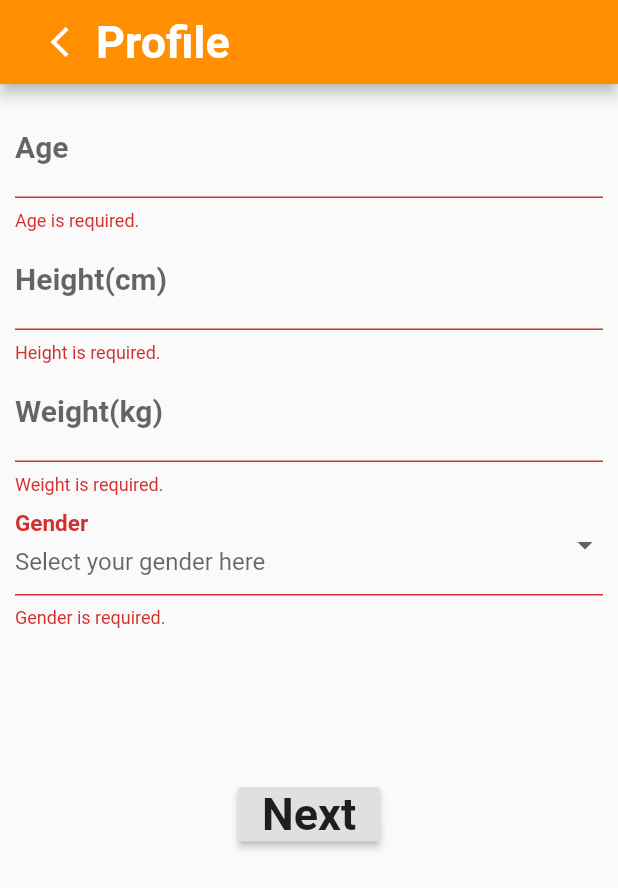
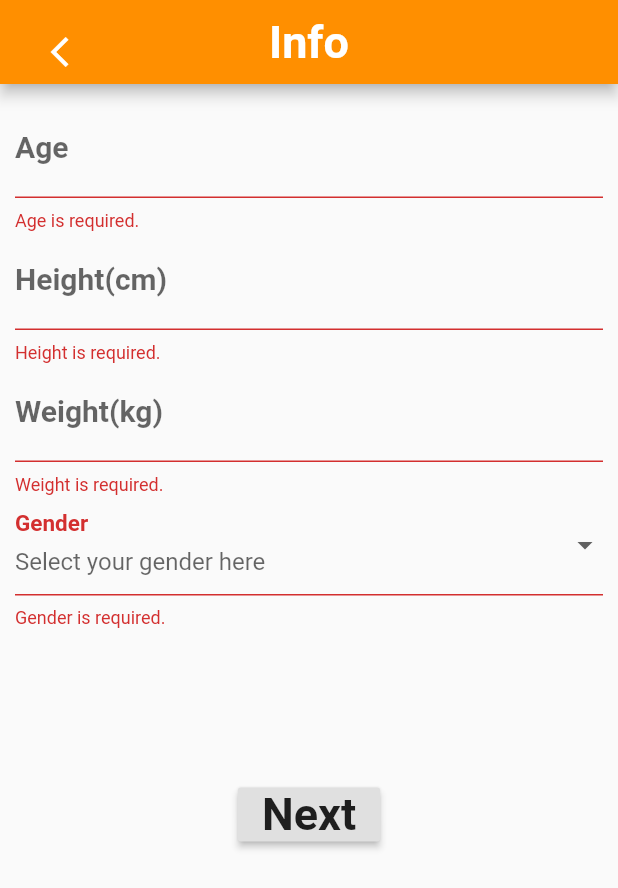
Before and after one commit to Wenpeng778435592/Summer-project, a Flutter app: the GeneralInfo_Section screen opened directly, after a tap on "Next", on a phone screen of 412 x 824 dp. Shown: the top 888 px of the screen. Run offline on Flutter 3.47's test engine with Material 2 defaults, Android fonts, the phone set to English and light mode, and no system bars; our stand-ins replace firebase_database, font_awesome_flutter, image_picker, permission_handler, sqflite; missing offline and left inert: ai_barcode, algolia, flutter_barcode_scanner, flutter_qr_reader, openfoodfacts; accounts and stored records are empty.

Commit message:
Revert "Merge branch 'master' into layout"
This reverts commit 4bf71b95767e98c1644e5f33d21326cd84b85e4e, reversing
changes made to 1bc8c303ff07260643526f9ed0ad38b97cd3c452.

```diff
--- a/lib/DataObjects/FirebaseHelper.dart
+++ b/lib/DataObjects/FirebaseHelper.dart
@@ -1,6 +1,6 @@
 import 'package:firebase_database/firebase_database.dart';
 
-import '../DataObjects/FoodItem.dart';
+import 'FoodItem.dart';
 
 class FirebaseHelper{
 
--- a/lib/DataObjects/User.dart
+++ b/lib/DataObjects/User.dart
@@ -21,10 +21,10 @@ class User {
       'age': age,
       'goal': goal,
       'name': name,
-      'gender': gender,
+      'gender':gender,
       'calorieGoal': calorieGoal,
-      'targetDays': targetDays,
-      'dailyIntake': dailyIntake,
+      'targetDays' : targetDays,
+      'dailyIntake' : dailyIntake,
       'activityLevel': activityLevel,
       'targetWeight': targetWeight,
       'id': id
@@ -46,8 +46,4 @@ class User {
     height = map['height'];
     gender = map['gender'];
   }
-
-  bool isEmpty() {
-    return id == null;
-  }
 }
--- a/lib/User_input/GeneralInfo.dart
+++ b/lib/User_input/GeneralInfo.dart
@@ -1,11 +1,12 @@
 import 'package:flutter/material.dart';
 import 'package:flutter/services.dart';
+import 'dart:async';
+import 'package:font_awesome_flutter/font_awesome_flutter.dart';
+import 'package:my_diet_diary/User_input/ActivityLevel.dart';
+import 'package:my_diet_diary/DataObjects/User.dart';
 import 'package:my_diet_diary/DataObjects/DatabaseHelper.dart';
-import 'package:my_diet_diary/DataObjects/User.dart';
-import 'package:my_diet_diary/User_input/ActivityLevel.dart';
-import 'package:shared_preferences/shared_preferences.dart';
+import '../DataObjects/User.dart';
 
-import '../DataObjects/User.dart';
 
 class GeneralInfo_Section extends StatefulWidget {
   @override
@@ -17,44 +18,29 @@ class _GeneralInfo_SectionState extends State<GeneralInfo_Section> {
   TextStyle(fontSize: 30, fontWeight: FontWeight.bold);
   static const TextStyle labelStyle =
   TextStyle(fontSize: 20, fontWeight: FontWeight.bold);
-
-  List<String> _gender = ['Male', 'Female', 'Prefer not to say'];
+  List<String> _gender = [
+    'Male',
+    'Female',
+    'Prefer not to say'
+  ];
 
   @override
+
+
+
   final GlobalKey<FormState> formkey = GlobalKey<FormState>();
 
-  Future userFuture;
+  String selectedGender;
   User _currentUser = new User();
-  String selectedGender;
+  DatabaseHelper dbhelper = new DatabaseHelper();
 
-  @override
-  void initState() {
-    super.initState();
-    userFuture = _getUserFuture();
-  }
-
-  _getUserFuture() async {
-    SharedPreferences sp = await SharedPreferences.getInstance();
-
-    int currentUserID = sp.getInt("currentUserID");
-
-    if (currentUserID != null) {
-      DatabaseHelper dbHelper = new DatabaseHelper();
-      return await dbHelper.getUserByID(currentUserID);
-    } else {
-      return null;
-    }
-  }
 
   Widget _buildGender() {
     return DropdownButtonFormField(
-      value: _currentUser.isEmpty() ? null : _currentUser.gender,
       isExpanded: true,
       decoration: InputDecoration(
-        labelText: 'Gender',
-        labelStyle: labelStyle,
-        hintText: 'Select your gender here',
-        hintStyle: labelStyle,
+        labelText: 'Gender',labelStyle: labelStyle,
+        hintText: 'Select your gender here',hintStyle: labelStyle,
       ),
       items: _gender.map((value) {
         return DropdownMenuItem<String>(
@@ -62,115 +48,115 @@ class _GeneralInfo_SectionState extends State<GeneralInfo_Section> {
           child: Text(value),
         );
       }).toList(),
-      onChanged: (value) {
+      onChanged: (value){
         setState(() {
           _currentUser.gender = value.toString();
-        });
+        });},
+      validator: (value){
+        if(value == null){
+          return 'Gender is required.';
+        }
       },
-      validator: (value) {
-        if (value == null) {
-          return 'Gender is required.';
+    );
+
+  }
+  Widget _buildAge() {
+    return TextFormField(
+      keyboardType: TextInputType.number,
+      decoration: InputDecoration(
+        labelText: 'Age',labelStyle: labelStyle,
+        hintText: 'Enter your age here',hintStyle: labelStyle,
+      ),
+      inputFormatters: [
+        FilteringTextInputFormatter.digitsOnly,
+      ],
+      onChanged: (value){
+        setState(() {
+          // if(_currentUser.age == null){
+          //   _currentUser.age = int.parse(value);
+          // };
+          _currentUser.age = int.parse(value);
+        });},
+      validator: (value){
+        if(value.trim().isEmpty){
+          return 'Age is required.';
+        }
+      },
+    );
+  }
+  Widget _buildHeight() {
+    return TextFormField(
+      keyboardType: TextInputType.number,
+      decoration: InputDecoration(
+        labelText: 'Height(cm)',labelStyle: labelStyle,
+        hintText: 'Enter your height in cm here',hintStyle: labelStyle,
+      ),
+      inputFormatters: [
+        FilteringTextInputFormatter.digitsOnly,
+      ],
+      onChanged: (value){
+        setState(() {
+          // if(_currentUser.height == null){
+          //   _currentUser.height = int.parse(value);
+          // };
+          _currentUser.height = int.parse(value);
+        });},
+      validator: (value){
+        if(value.trim().isEmpty){
+          return 'Height is required.';
+        }
+      },
+    );
+  }
+  Widget _buildWeight() {
+    return TextFormField(
+      keyboardType: TextInputType.number,
+      decoration: InputDecoration(
+        labelText: 'Weight(kg)',labelStyle: labelStyle,
+        hintText: 'Enter your weight in kg here',hintStyle: labelStyle,
+      ),
+      inputFormatters: [
+        FilteringTextInputFormatter.digitsOnly,
+      ],
+      onChanged: (value){
+        setState(() {
+          // if(_currentUser.weight == null){
+          //   _currentUser.weight = int.parse(value);
+          // };
+          _currentUser.weight = int.parse(value);
+        });},
+      validator: (value){
+        if(value.trim().isEmpty){
+          return 'Weight is required.';
         }
       },
     );
   }
 
-  Widget _buildAge() {
-    return TextFormField(
-      initialValue: _currentUser.isEmpty() ? "" : _currentUser.age.toString(),
-      keyboardType: TextInputType.number,
-      decoration: InputDecoration(
-        labelText: 'Age',
-        labelStyle: labelStyle,
-        hintText: 'Enter your age here',
-        hintStyle: labelStyle,
-      ),
-      inputFormatters: [
-        FilteringTextInputFormatter.digitsOnly,
-      ],
-      onChanged: (value) {
-        setState(() {
-          _currentUser.age = int.parse(value);
-        });
-      },
-      validator: (value) {
-        if (value.trim().isEmpty) {
-          return 'Age is required.';
-        }
-      },
-    );
-  }
 
-  Widget _buildHeight() {
-    return TextFormField(
-      keyboardType: TextInputType.number,
-      decoration: InputDecoration(
-        labelText: 'Height(cm)',
-        labelStyle: labelStyle,
-        hintText: 'Enter your height in cm here',
-        hintStyle: labelStyle,
-      ),
-      inputFormatters: [
-        FilteringTextInputFormatter.digitsOnly,
-      ],
-      onChanged: (value) {
-        setState(() {
-          _currentUser.height = int.parse(value);
-        });
-      },
-      validator: (value) {
-        if (value.trim().isEmpty) {
-          return 'Height is required.';
-        }
-      },
-      initialValue:
-          _currentUser.isEmpty() ? "" : _currentUser.height.toString(),
-    );
-  }
-
-  Widget _buildWeight() {
-    return TextFormField(
-      keyboardType: TextInputType.number,
-      decoration: InputDecoration(
-        labelText: 'Weight(kg)',
-        labelStyle: labelStyle,
-        hintText: 'Enter your weight in kg here',
-        hintStyle: labelStyle,
-      ),
-      inputFormatters: [
-        FilteringTextInputFormatter.digitsOnly,
-      ],
-      onChanged: (value) {
-        setState(() {
-          _currentUser.weight = int.parse(value);
-        });
-      },
-      validator: (value) {
-        if (value.trim().isEmpty) {
-          return 'Weight is required.';
-        }
-      },
-      initialValue:
-          _currentUser.isEmpty() ? "" : _currentUser.weight.toString(),
-    );
-  }
 
   Widget build(BuildContext context) {
     return Scaffold(
       appBar: AppBar(
         automaticallyImplyLeading: false,
-        title: Row(
+        title: Stack(
           children: <Widget>[
-            IconButton(
+            Positioned(left:  0,
+              child:IconButton(
                 icon: Icon(Icons.arrow_back_ios_outlined),
-              onPressed: () {
+                onPressed: (){
                   Navigator.pop(context);
                 },
               ),
-            Text(
-              'Profile',
-              style: generalStyle,
                 ),
+
+            Align(child: Text('Info',
+              style: generalStyle,),)
+
+
+
+
+
           ],
         ),
         backgroundColor: Colors.amber[800],
@@ -180,22 +166,7 @@ class _GeneralInfo_SectionState extends State<GeneralInfo_Section> {
         child: Form(
           key: formkey,
           child: SingleChildScrollView(
-            child: FutureBuilder(
-                future: userFuture,
-                builder: (context, snapshot) {
-                  switch (snapshot.connectionState) {
-                    case ConnectionState.none:
-                    case ConnectionState.waiting:
-                      return Center(child: CircularProgressIndicator());
-                      break;
-                    default:
-                      if (snapshot.hasError)
-                        return Text("Error " + snapshot.error.toString());
-                      if (snapshot.data != null) {
-                        _currentUser = snapshot.data;
-                        print("existing user");
-                      }
-                      return Column(
+            child: Column(
               mainAxisAlignment: MainAxisAlignment.spaceAround,
               children: <Widget>[
                 _buildAge(),
@@ -208,20 +179,18 @@ class _GeneralInfo_SectionState extends State<GeneralInfo_Section> {
                     'Next',
                     style: generalStyle,
                   ),
-                                onPressed: () {
-                                  if (formkey.currentState.validate()) {
+                  onPressed: (){
+                    if(formkey.currentState.validate()){
                       print('Nice you made it!');
-                                    Navigator.push(
-                                        context,
-                                        MaterialPageRoute(
-                                            builder: (context) =>
-                                                Activity_Section(
-                                                    _currentUser)));
+                      Navigator.push(context, MaterialPageRoute(builder: (context) => Activity_Section(_currentUser)));
+
                     }
-                                })
-                          ]);
-                  }
-                }),
+                  },
+                )
+
+              ],
+
+            ),
           ),
         ),
       ),
```
Also changed, not shown: lib/DataObjects/DatabaseHelper.dart (+11 -13 lines), lib/More-Profile.dart (+117 -115 lines), lib/User_input/ActivityLevel.dart (+9 -1 lines), lib/User_input/SuggestedIntake.dart (+2 -7 lines), lib/User_input/TargetWeight.dart (+30 -32 lines), lib/main.dart (+24 -20 lines), lib/DataObjects/DBHelper.dart (added), lib/Weight.dart (line endings or trailing spaces), pubspec.lock. Lines whose indentation alone changed are shown as unchanged.
